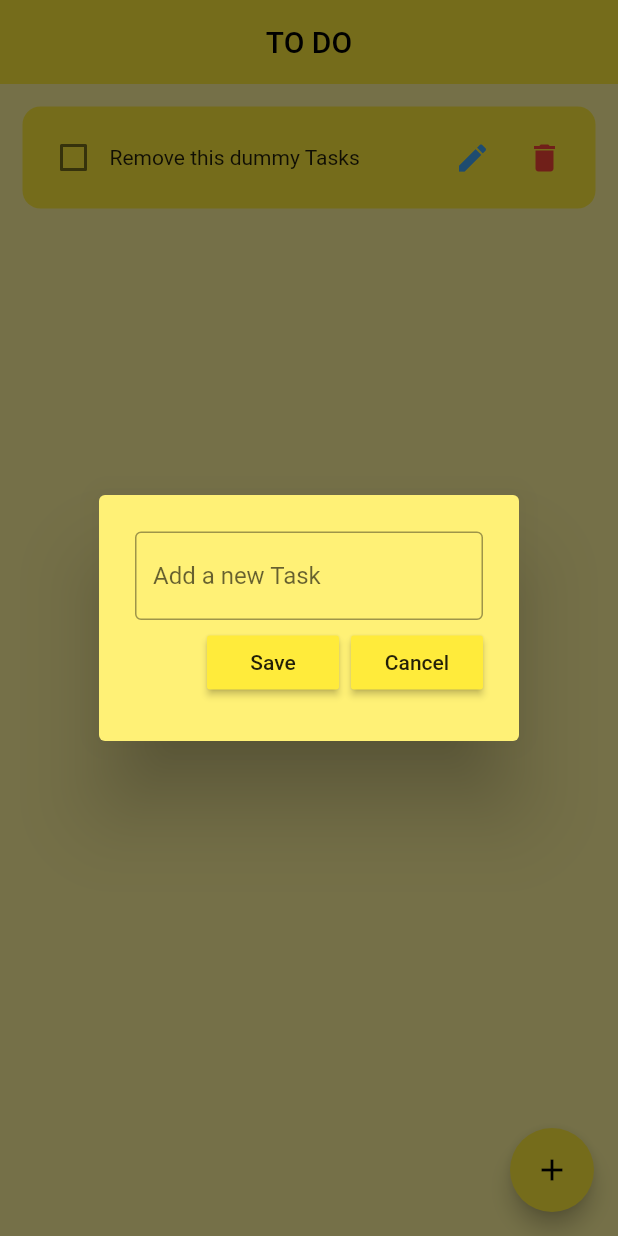
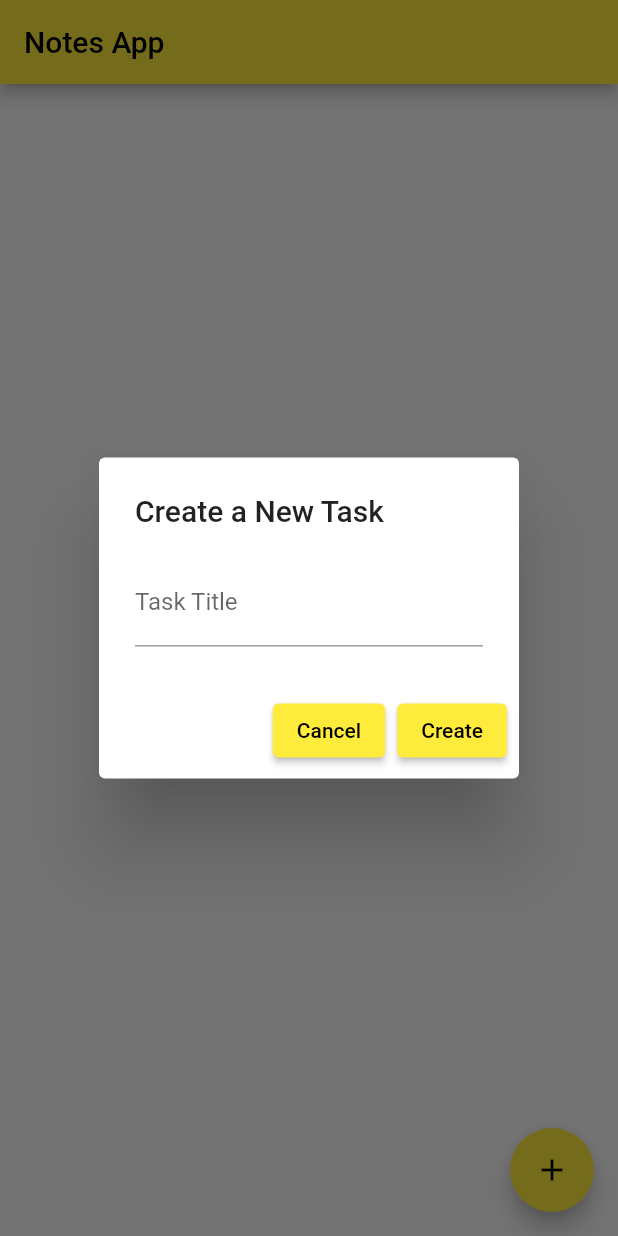
Before and after one commit to gulamanas/TaskManagementApp, a Flutter app: the screen it shows after launch, after a tap on the "add" icon, on a phone screen of 412 x 824 dp. Run offline on Flutter 3.47's test engine with Material 2 defaults, Android fonts, the phone set to English and light mode, and no system bars; our stand-ins replace shared_preferences.

Commit message:
refactored the complete code and used provider state managment

```diff
--- /dev/null
+++ b/lib/data/notes.dart
@@ -0,0 +1,25 @@
+import 'package:flutter/material.dart';
+
+class Notes {
+  int id;
+  String title;
+  bool completed;
+
+  Notes({required this.id, required this.title, required this.completed});
+
+  factory Notes.fromMap(Map<String, dynamic> map) {
+    return Notes(
+      id: map['id'] as int,
+      title: map['title'] as String,
+      completed: map['completed'] as bool,
+    );
+  }
+
+  Map<String, dynamic> toMap() {
+    return {
+      'id': id,
+      'title': title,
+      'completed': completed,
+    };
+  }
+}
--- a/lib/main.dart
+++ b/lib/main.dart
@@ -1,8 +1,17 @@
 import 'package:flutter/material.dart';
+import 'package:provider/provider.dart';
 import 'package:task_management_app/pages/home_page.dart';
+import 'package:task_management_app/providers/notes_provider.dart';
 
 void main() async {
-  runApp(const MyApp());
+  runApp(
+    MultiProvider(
+      providers: [
+        ChangeNotifierProvider(create: (_) => NotesProvider()),
+      ],
+      child: const MyApp(),
+    ),
+  );
 }
 
 class MyApp extends StatelessWidget {
--- a/lib/pages/home_page.dart
+++ b/lib/pages/home_page.dart
@@ -1,8 +1,10 @@
-import 'dart:convert';
-
 import 'package:flutter/material.dart';
-import 'package:shared_preferences/shared_preferences.dart';
-import 'package:task_management_app/utils/dialog_box.dart';
+import 'package:provider/provider.dart';
+import 'package:task_management_app/data/notes.dart';
+import 'package:task_management_app/providers/notes_provider.dart';
+import 'package:task_management_app/utils/create_task_dialog.dart';
+import 'package:task_management_app/utils/delete_task_dialog.dart';
+import 'package:task_management_app/utils/edit_task_dialog.dart';
 import 'package:task_management_app/utils/todo_tile.dart';
 
 class HomePage extends StatefulWidget {
@@ -14,137 +16,69 @@ class HomePage extends StatefulWidget {
 
 class _HomePageState extends State<HomePage> {
   @override
-  void initState() {
-    getAllData();
-    super.initState();
-  }
-
-  List todoList = [
-    // ["Remove Dummy Tasks", false],
-    // ["Do Exercises", false],
-  ];
-
-  final _controller = TextEditingController();
-
-  void checkBoxChanged(bool? value, int index) {
-    setState(() {
-      todoList[index][1] = !todoList[index][1];
-    });
-    saveTaskLocally();
-  }
-
-  void saveNewTask() {
-    saveTaskLocally();
-
-    setState(() {
-      todoList.add([_controller.text, false]);
-      _controller.clear();
-    });
-    Navigator.of(context).pop();
-  }
-
-  void createNewTask() {
-    showDialog(
-        context: context,
-        builder: (context) {
-          return DialogBox(
-            controller: _controller,
-            onSave: saveNewTask,
-            onCancel: () => Navigator.of(context).pop(),
-          );
-        });
-  }
-
-  void saveTaskLocally() async {
-    var prefs = await SharedPreferences.getInstance();
-    String jsonTodoList = jsonEncode(todoList);
-
-    prefs.setString('todoList', jsonTodoList);
-  }
-
-  void deleteTask(int index) {
-    showDialog(
-        context: context,
-        builder: (context) {
-          return AlertDialog(
-            backgroundColor: Colors.yellow[300],
-            content: const Text('Confirm Delete this Task?'),
-            actions: [
-              Container(
-                decoration: const BoxDecoration(color: Colors.white),
-                child: TextButton(
-                  onPressed: () {
-                    setState(() {
-                      todoList.removeAt(index);
-                    });
-                    saveTaskLocally();
-                    Navigator.of(context).pop();
-                  },
-                  child: const Text(
-                    'Yes',
-                    style: TextStyle(color: Colors.black),
-                  ),
-                ),
-              ),
-              Container(
-                decoration: const BoxDecoration(color: Colors.white),
-                child: TextButton(
-                  onPressed: () => Navigator.of(context).pop(),
-                  child: const Text(
-                    'No',
-                    style: TextStyle(color: Colors.black),
-                  ),
-                ),
-              ),
-            ],
-          );
-        });
-  }
-
-  @override
   Widget build(BuildContext context) {
     return Scaffold(
-      backgroundColor: Colors.yellow[200],
       appBar: AppBar(
-        title: const Text('TO DO'),
-        centerTitle: true,
-        elevation: 0,
+        title: const Text('Notes App'),
       ),
       floatingActionButton: FloatingActionButton(
-        onPressed: createNewTask,
+        onPressed: () {
+          showDialog(
+              context: context,
+              builder: (context) {
+                return const CreateTaskDialog();
+              }).then((newTaskTitle) {
+            if (newTaskTitle != null) {
+              Provider.of<NotesProvider>(context, listen: false)
+                  .createNewTask(newTaskTitle);
+            }
+          });
+        },
         child: const Icon(Icons.add),
       ),
-      body: ListView.builder(
-        itemBuilder: (context, index) {
-          return TodoTile(
-            taskName: todoList[index][0],
-            taskCompleted: todoList[index][1],
-            onChanged: (value) => checkBoxChanged(value, index),
-            onDelete: () => deleteTask(index),
-            onUpdate: (value) => updateTodoList(index, value),
-            // controller: _controller,
+      body: Consumer<NotesProvider>(
+        builder: (context, value, child) {
+          final notes = value.notes;
+          return ListView.builder(
+            itemCount: notes.length,
+            itemBuilder: ((context, index) {
+              final note = notes[index];
+              return TodoTile(
+                taskId: note.id,
+                isCompleted: note.completed,
+                title: note.title,
+                onEditPressed: () {
+                  updateTaskTitle(context, note);
+                },
+                onDeletePressed: () {
+                  deleteTask(context, note);
+                },
+              );
+            }),
           );
         },
-        itemCount: todoList.length,
       ),
     );
   }
 
-  void getAllData() async {
-    var prefs = await SharedPreferences.getInstance();
-    String? jsonTodoList =
-        prefs.getString('todoList') ?? '[["Remove this dummy Tasks", false]]';
-    var prefstodoList = jsonDecode(jsonTodoList);
-
-    setState(() {
-      todoList = prefstodoList ?? [];
-    });
+  Future<dynamic> deleteTask(BuildContext context, Notes note) {
+    return showDialog(
+      context: context,
+      builder: (context) {
+        return DeleteTaskDialog(taskId: note.id);
+      },
+    );
   }
 
-  updateTodoList(int index, String value) {
-    setState(() {
-      todoList[index][0] = value;
-    });
-    saveTaskLocally();
+  Future<dynamic> updateTaskTitle(BuildContext context, Notes note) {
+    return showDialog(
+      context: context,
+      builder: (context) {
+        return EditTaskDialog(
+          taskId: note.id,
+          currentTitle: note.title,
+        );
+      },
+    );
   }
 }
--- /dev/null
+++ b/lib/providers/notes_provider.dart
@@ -0,0 +1,70 @@
+import 'dart:convert';
+
+import 'package:flutter/material.dart';
+import 'package:shared_preferences/shared_preferences.dart';
+import 'package:task_management_app/data/notes.dart';
+
+class NotesProvider with ChangeNotifier {
+  List<Notes> _notes = [];
+  int _nextId = 1;
+  SharedPreferences? _prefs;
+
+  NotesProvider() {
+    _loadNotesFromLocalStorage();
+  }
+
+  List<Notes> get notes => _notes;
+
+  void createNewTask(String title) {
+    final newNote = Notes(id: _nextId, title: title, completed: false);
+    _notes.add(newNote);
+    _nextId++;
+    _saveNotesToLocalStorage();
+    notifyListeners();
+  }
+
+  void updateTask(int id, String newTitle) {
+    final note = _notes.firstWhere((note) => note.id == id);
+    note.title = newTitle;
+    _saveNotesToLocalStorage();
+    notifyListeners();
+  }
+
+  void deleteTask(int id) {
+    _notes.removeWhere((note) => note.id == id);
+    _saveNotesToLocalStorage();
+    notifyListeners();
+  }
+
+  void toggleTaskCompletion(int id) {
+    final note = _notes.firstWhere((note) => note.id == id);
+    note.completed = !note.completed;
+    _saveNotesToLocalStorage();
+    notifyListeners();
+  }
+
+  void _loadNotesFromLocalStorage() async {
+    _prefs = await SharedPreferences.getInstance();
+    // final notesList = _prefs!.getStringList('notes');
+    final noteListAsJson = _prefs!.getStringList('notes');
+
+    if (noteListAsJson != null) {
+      final noteList =
+          noteListAsJson.map((jsonString) => json.decode(jsonString)).toList();
+      _notes = noteList
+          .map((map) => Notes.fromMap(Map<String, dynamic>.from(map)))
+          .toList();
+      _nextId = _prefs!.getInt('nextId') ?? 1;
+      notifyListeners();
+    }
+  }
+
+  void _saveNotesToLocalStorage() {
+    if (_prefs != null) {
+      final noteList = _notes.map((note) => note.toMap()).toList();
+      final noteListAsJson = noteList.map((map) => json.encode(map)).toList();
+      _prefs!.setStringList('notes', noteListAsJson);
+      _prefs!.setInt('nextId', _nextId);
+    }
+  }
+}
--- a/lib/providers/update_tasks.dart
+++ /dev/null
@@ -1,5 +0,0 @@
-import 'package:flutter/material.dart';
-
-class UpdateTasks extends ChangeNotifier {
-
-}
--- /dev/null
+++ b/lib/utils/create_task_dialog.dart
@@ -0,0 +1,32 @@
+import 'package:flutter/material.dart';
+
+class CreateTaskDialog extends StatelessWidget {
+  const CreateTaskDialog({super.key});
+
+  @override
+  Widget build(BuildContext context) {
+    TextEditingController taskTitleController = TextEditingController();
+    return AlertDialog(
+      title: const Text("Create a New Task"),
+      content: TextField(
+        controller: taskTitleController,
+        decoration: const InputDecoration(labelText: "Task Title"),
+      ),
+      actions: [
+        ElevatedButton(
+          onPressed: () => Navigator.of(context).pop(),
+          child: const Text('Cancel'),
+        ),
+        ElevatedButton(
+          onPressed: () {
+            final newTaskTitle = taskTitleController.text;
+            if (newTaskTitle.isNotEmpty) {
+              Navigator.of(context).pop(newTaskTitle);
+            }
+          },
+          child: const Text('Create'),
+        ),
+      ],
+    );
+  }
+}
--- a/lib/utils/dialog_box.dart
+++ b/lib/utils/dialog_box.dart
@@ -16,6 +16,7 @@ class DialogBox extends StatelessWidget {
   @override
   Widget build(BuildContext context) {
     return AlertDialog(
+      title: const Text('Add or Update Tasks'),
       backgroundColor: Colors.yellow[300],
       content: SizedBox(
         height: 120,
--- a/lib/utils/todo_tile.dart
+++ b/lib/utils/todo_tile.dart
@@ -1,107 +1,51 @@
 import 'package:flutter/material.dart';
-import 'package:task_management_app/utils/dialog_box.dart';
+import 'package:provider/provider.dart';
+import 'package:task_management_app/providers/notes_provider.dart';
 
-class TodoTile extends StatefulWidget {
-  final String taskName;
-  final bool taskCompleted;
-  Function(bool?)? onChanged;
-  VoidCallback onDelete;
-  Function onUpdate;
+class TodoTile extends StatelessWidget {
+  final taskId;
+  final bool isCompleted;
+  final String title;
+  final VoidCallback onEditPressed;
+  final VoidCallback onDeletePressed;
 
   TodoTile({
     super.key,
-    required this.taskName,
-    required this.taskCompleted,
-    required this.onChanged,
-    required this.onDelete,
-    required this.onUpdate,
+    required this.taskId,
+    required this.isCompleted,
+    required this.title,
+    required this.onEditPressed,
+    required this.onDeletePressed,
   });
 
   @override
-  State<TodoTile> createState() => _TodoTileState();
-}
-
-class _TodoTileState extends State<TodoTile> {
-  final _controller = TextEditingController();
-
-  void onCancel() {
-    Navigator.of(context).pop();
-  }
-
-  void updateTodoData() {
-    Navigator.of(context).pop();
-    widget.onUpdate(_controller.text);
-  }
-
-  @override
-  void initState() {
-    // TODO: implement initState
-    _controller.text = widget.taskName;
-    super.initState();
-  }
-
-  @override
   Widget build(BuildContext context) {
-    return Padding(
-      padding: const EdgeInsets.only(left: 15, right: 15, top: 15),
-      child: Container(
-        padding: const EdgeInsets.all(10),
-        decoration: BoxDecoration(
-          color: Colors.yellow,
-          borderRadius: BorderRadius.circular(12),
-        ),
-        child: Row(
-          mainAxisAlignment: MainAxisAlignment.spaceBetween,
-          children: [
-            Row(
-              children: [
-                Checkbox(
-                  value: widget.taskCompleted,
-                  onChanged: widget.onChanged,
-                  activeColor: Colors.black,
-                ),
-                SizedBox(
-                  width: 180.0,
-                  child: Text(
-                    widget.taskName,
-                    overflow: TextOverflow.ellipsis,
-                    style: TextStyle(
-                      decoration: widget.taskCompleted
-                          ? TextDecoration.lineThrough
-                          : TextDecoration.none,
-                    ),
-                  ),
-                ),
-              ],
-            ),
-            Row(
-              children: [
-                IconButton(
-                  onPressed: () => showDialog(
-                      context: context,
-                      builder: (context) {
-                        return DialogBox(
-                          controller: _controller,
-                          onCancel: onCancel,
-                          onSave: updateTodoData,
-                        );
-                      }),
-                  icon: Icon(
-                    Icons.edit,
-                    color: Colors.blue[400],
-                  ),
-                ),
-                IconButton(
-                  onPressed: widget.onDelete,
-                  icon: const Icon(
-                    Icons.delete,
-                    color: Colors.red,
-                  ),
-                ),
-              ],
-            ),
-          ],
-        ),
+    return ListTile(
+      leading: Checkbox(
+        value: isCompleted,
+        onChanged: (value) {
+          final notesProvider =
+              Provider.of<NotesProvider>(context, listen: false);
+          notesProvider.toggleTaskCompletion(taskId);
+        },
+      ),
+      title: Text(
+        title,
+        style: TextStyle(
+            decoration: isCompleted ? TextDecoration.lineThrough : null),
+      ),
+      trailing: Row(
+        mainAxisSize: MainAxisSize.min,
+        children: [
+          IconButton(
+            onPressed: onEditPressed,
+            icon: const Icon(Icons.edit),
+          ),
+          IconButton(
+            onPressed: onDeletePressed,
+            icon: const Icon(Icons.delete),
+          ),
+        ],
       ),
     );
   }
```
Also changed, not shown: lib/data/database.dart (deleted, +0 -26 lines), lib/utils/delete_task_dialog.dart (added, +31 -0 lines), lib/utils/edit_task_dialog.dart (added, +55 -0 lines).
